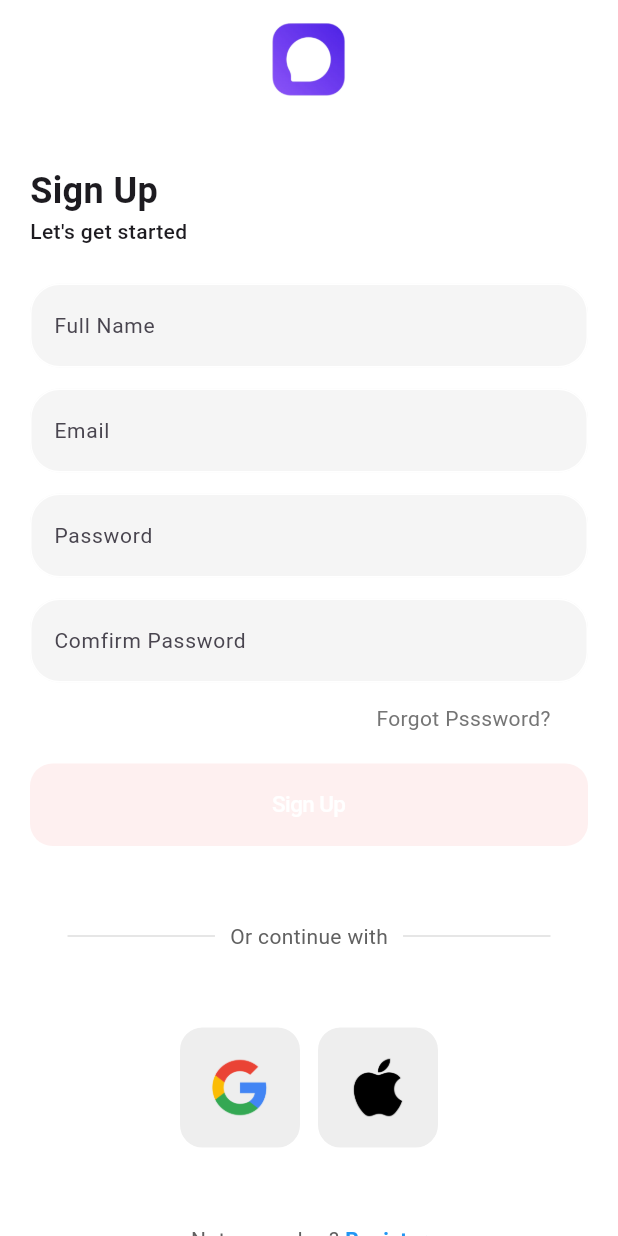
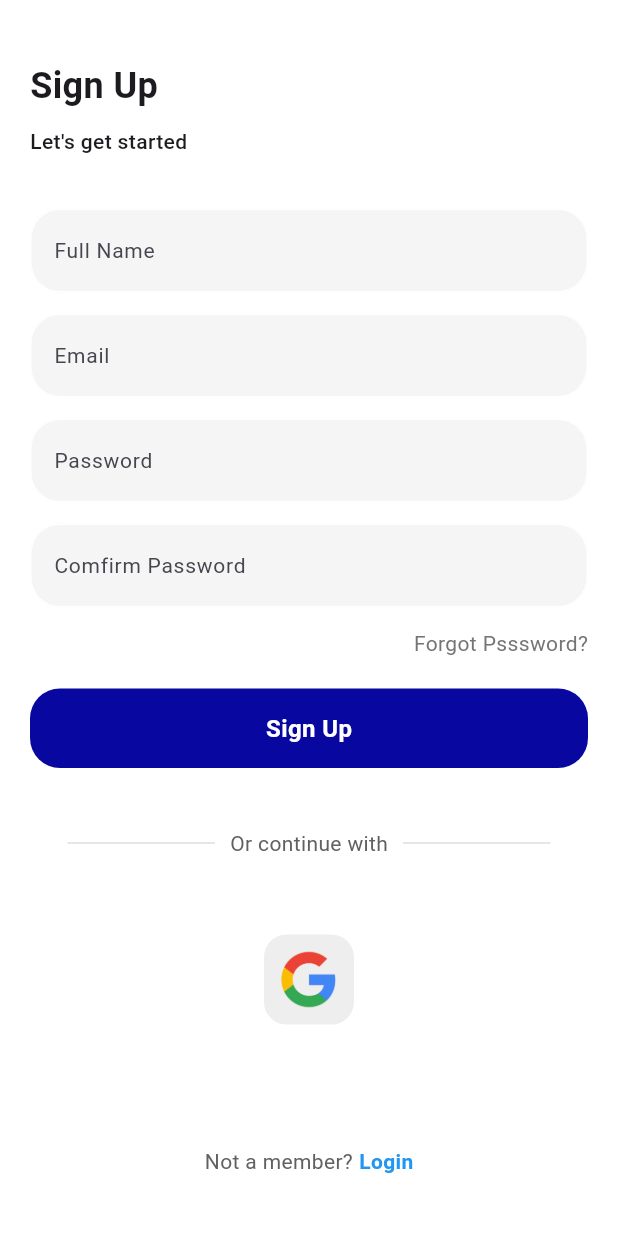
Before and after one commit to abilityekpat/chat, a Flutter app: the SignUp screen opened directly, on a phone screen of 412 x 824 dp. Run offline on Flutter 3.47's test engine with Material 3 defaults, Android fonts, the phone set to English and light mode, and no system bars; our stand-ins replace firebase_core, flutter_sizer, fluttertoast, get_it, go_router, smooth_page_indicator; accounts and stored records are empty; Roboto replaces fonts that are missing (Montserrat).

Commit message:
Implement UI for sign in and sign up

```diff
--- a/lib/src/core/shared/resources/colors.dart
+++ b/lib/src/core/shared/resources/colors.dart
@@ -7,10 +7,11 @@ class AppColors {
   static const Color textGrey = Color(0xff585865);
   static const Color greyColor = Color(0xffACACB2);
   static const Color transparentColor = Colors.transparent;
+  static const primaryColor = Color.fromARGB(255, 8, 8, 161);
 
   static const Color redColor = Colors.red;
   static const stroke = Color(0xFF1E1E1E);
-  static const lightpurple = Color(0xFFC4CEF2);
+
   static const lightgreen = Color(0xFFD7F6D4);
   static const lightgreen2 = Color(0xFFF2FFF1);
   static const green = Color(0xFF039F00);
--- a/lib/src/core/shared/widgets/custom_buttons.dart
+++ b/lib/src/core/shared/widgets/custom_buttons.dart
@@ -1,82 +1,31 @@
-import 'dart:io';
-
 import 'package:chat/src/core/shared/resources/colors.dart';
-import 'package:flutter/cupertino.dart';
 import 'package:flutter/material.dart';
 
-class MainButton extends StatelessWidget {
-  final void Function()? press;
-
-  final String text;
-  final Color colour;
-  final Color txtcolour;
-  final double textSize;
-  final bool isLoading;
-  final Widget? prefix;
-  final Widget? suffix;
-  final FontWeight? fontWeignt;
-  const MainButton({
-    super.key,
-    required this.press,
-    required this.text,
-    required this.colour,
-    required this.txtcolour,
-    this.isLoading = false,
-    this.textSize = 15,
-    this.prefix,
-    this.suffix,
-    this.fontWeignt,
-  });
+class MyButton extends StatelessWidget {
+  String buttonText;
+  final Function()? onTap;
+  MyButton({super.key, required this.onTap, required this.buttonText});
 
   @override
   Widget build(BuildContext context) {
-    return CupertinoButton(
-      onPressed: press,
-      padding: EdgeInsets.zero,
-      minSize: 0,
-      pressedOpacity: 0.7,
-      borderRadius: BorderRadius.circular(7),
+    return GestureDetector(
+      onTap: onTap,
       child: Container(
-        height: 55,
         width: double.infinity,
+        padding: const EdgeInsets.all(15),
         decoration: BoxDecoration(
-          color: colour,
-          borderRadius: BorderRadius.circular(15),
+          color: AppColors.primaryColor,
+          borderRadius: BorderRadius.circular(20),
         ),
         child: Center(
-          child: isLoading
-              ? SizedBox(
-                  height: 45,
-                  width: 45,
-                  child: Platform.isAndroid
-                      ? const CircularProgressIndicator(
-                          strokeWidth: 1.5,
-                          color: AppColors.white,
-                        )
-                      : Transform.scale(
-                          scale: 0.7,
-                          child: const CupertinoActivityIndicator(
-                            color: AppColors.white,
-                          ),
-                        ),
-                )
-              : Row(
-                  mainAxisAlignment: MainAxisAlignment.center,
-                  children: [
-                    prefix ?? const SizedBox.shrink(),
-                    if (prefix != null) const SizedBox(width: 10),
-                    Text(
-                      text,
-                      style: TextStyle(
-                        fontSize: textSize,
-                        fontWeight: fontWeignt ?? FontWeight.w500,
-                        color: txtcolour,
-                      ),
-                    ),
-                    if (suffix != null) const SizedBox(width: 10),
-                    suffix ?? const SizedBox.shrink(),
-                  ],
-                ),
+          child: Text(
+            buttonText,
+            style: const TextStyle(
+              color: Colors.white,
+              fontWeight: FontWeight.bold,
+              fontSize: 16,
+            ),
+          ),
         ),
       ),
     );
--- a/lib/src/presentation/auth/sign_up.dart
+++ b/lib/src/presentation/auth/sign_up.dart
@@ -1,11 +1,13 @@
 import 'package:chat/src/core/shared/resources/app_image.dart';
-import 'package:chat/src/core/shared/resources/colors.dart';
 import 'package:chat/src/core/shared/widgets/custom_buttons.dart';
 import 'package:chat/src/core/shared/widgets/text_field.dart';
+import 'package:chat/src/presentation/auth/sign_in.dart';
 import 'package:flutter/material.dart';
 
 class SignUp extends StatefulWidget {
-  const SignUp({super.key});
+  const SignUp({
+    super.key,
+  });
 
   @override
   State<SignUp> createState() => _SignUpState();
@@ -23,21 +25,11 @@ class _SignUpState extends State<SignUp> {
       body: SafeArea(
         child: Form(
           key: _formKey,
-          child: SingleChildScrollView(
           child: Padding(
-              padding: const EdgeInsets.symmetric(horizontal: 20),
+            padding: const EdgeInsets.symmetric(horizontal: 20, vertical: 40),
             child: Column(
               crossAxisAlignment: CrossAxisAlignment.start,
               children: [
-                  //logo
-                  Center(
-                    child: Image.asset(
-                      AppImages.chat,
-                      height: 80,
-                    ),
-                  ),
-                  const SizedBox(height: 30),
-
                 //welcome back you've been missed
                 const Text(
                   "Sign Up",
@@ -46,6 +38,7 @@ class _SignUpState extends State<SignUp> {
                     fontWeight: FontWeight.bold,
                   ),
                 ),
+                const SizedBox(height: 10),
                 const Text(
                   "Let's get started",
                   style: TextStyle(
@@ -53,7 +46,7 @@ class _SignUpState extends State<SignUp> {
                     fontWeight: FontWeight.w500,
                   ),
                 ),
-                  const SizedBox(height: 25),
+                const SizedBox(height: 35),
 
                 //usernmae Textfield
 
@@ -116,9 +109,7 @@ class _SignUpState extends State<SignUp> {
                 ),
                 const SizedBox(height: 10),
                 //forgot passeord
-                  Padding(
-                    padding: const EdgeInsets.symmetric(horizontal: 25),
-                    child: Row(
+                Row(
                   mainAxisAlignment: MainAxisAlignment.end,
                   children: [
                     Text(
@@ -127,22 +118,16 @@ class _SignUpState extends State<SignUp> {
                     ),
                   ],
                 ),
-                  ),
+
                 const SizedBox(height: 20),
-                  MainButton(
-                    press: () {},
-                    text: "Sign Up",
-                    colour: AppColors.black,
-                    txtcolour: AppColors.white,
+
+                // sign in labelLarge
+                MyButton(
+                  onTap: () {},
+                  buttonText: "Sign Up",
                 ),
 
-                  //sign in button
-                  // MyButton(
-                  //   onTap: signUserUp,
-                  //   buttonText: "Sign Up",
-                  // ),
-
-                  const SizedBox(height: 50),
+                const SizedBox(height: 40),
 
                 Padding(
                   padding: const EdgeInsets.symmetric(horizontal: 25),
@@ -174,10 +159,9 @@ class _SignUpState extends State<SignUp> {
                 ),
                 const SizedBox(height: 50),
 
-                  Row(mainAxisAlignment: MainAxisAlignment.center, children: [
-                    //Google image
-                    Container(
-                        padding: const EdgeInsets.all(20),
+                Center(
+                  child: Container(
+                      padding: const EdgeInsets.all(10),
                       decoration: BoxDecoration(
                           color: Colors.grey[200],
                           border: Border.all(color: Colors.white),
@@ -186,24 +170,8 @@ class _SignUpState extends State<SignUp> {
                         AppImages.google,
                         height: 40,
                       )),
-                    const SizedBox(width: 10),
-                    // Apple image
-                    Container(
-                        padding: const EdgeInsets.all(20),
-                        decoration: BoxDecoration(
-                            color: Colors.grey[200],
-                            border: Border.all(color: Colors.white),
-                            borderRadius: BorderRadius.circular(16)),
-                        child: Image.asset(
-                          AppImages.apple,
-                          height: 40,
-                        )),
-                  ]),
-
-                  const SizedBox(width: 10),
-
-                  const SizedBox(height: 50),
-
+                ),
+                const Spacer(),
                 //Not a member? register
                 Row(
                   mainAxisAlignment: MainAxisAlignment.center,
@@ -215,11 +183,19 @@ class _SignUpState extends State<SignUp> {
                       ),
                     ),
                     const SizedBox(width: 4),
-                      const Text(
-                        "Register",
+                    GestureDetector(
+                      onTap: () {
+                        Navigator.push(
+                            context,
+                            MaterialPageRoute(
+                                builder: (context) => const SignIn()));
+                      },
+                      child: const Text(
+                        "Login",
                         style: TextStyle(
                           color: Colors.blue,
                           fontWeight: FontWeight.bold,
+                        ),
                       ),
                     ),
                   ],
@@ -229,7 +205,6 @@ class _SignUpState extends State<SignUp> {
           ),
         ),
       ),
-      ),
     );
   }
 }
```
Also changed, not shown: lib/src/presentation/auth/sign_in.dart (+82 -40 lines). Lines whose indentation alone changed are shown as unchanged.
